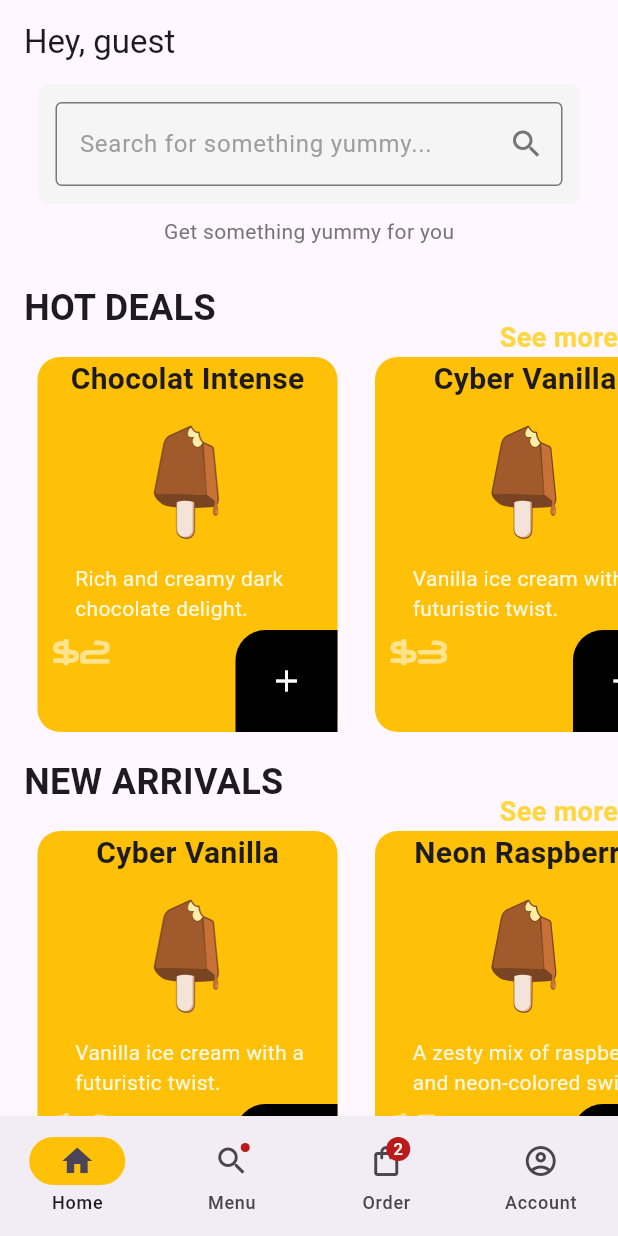
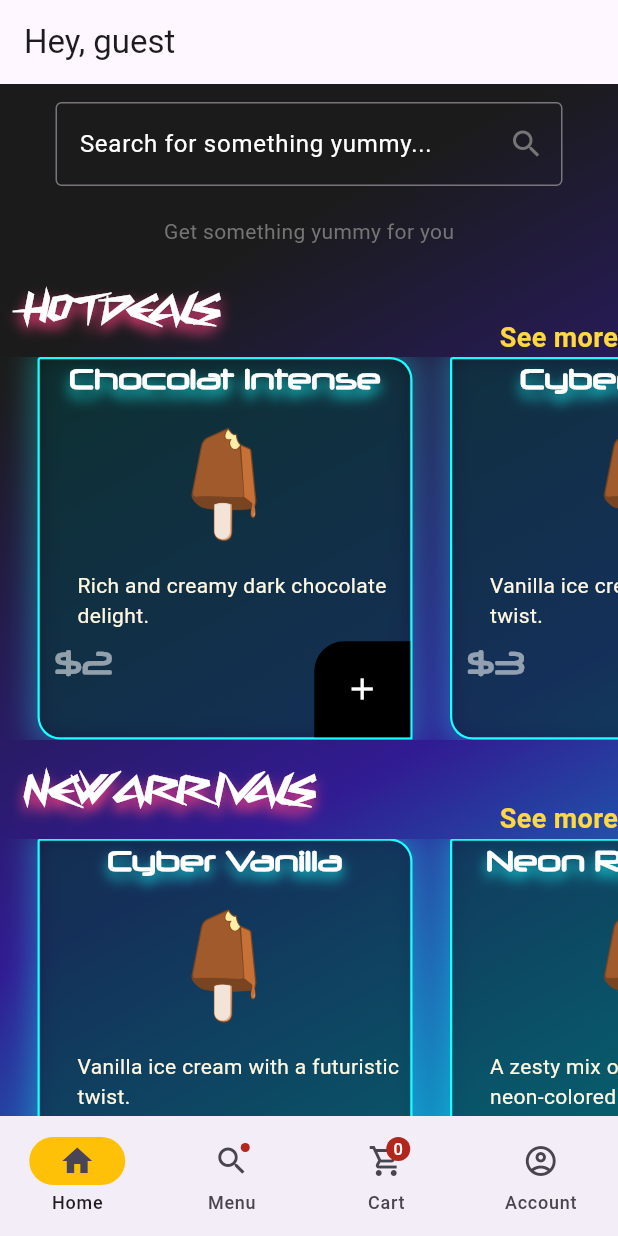
Before and after one commit to AnthonyF99/IceCream2077, a Flutter app: the NavigationExample screen opened directly, on a phone screen of 412 x 824 dp. Run offline on Flutter 3.47's test engine with Material 3 defaults, Android fonts, the phone set to English and light mode, and no system bars; network calls fail.

```diff
--- a/lib/components/icecream_tile.dart
+++ b/lib/components/icecream_tile.dart
@@ -3,16 +3,31 @@ import 'package:icecream/model/ice_cream.dart';
 
 class IceCreamTile extends StatelessWidget {
   IceCream icecream;
-  IceCreamTile({super.key, required this.icecream});
+  void Function()? onTap;
+  IceCreamTile({super.key, required this.icecream, required this.onTap});
 
   @override
   Widget build(BuildContext context) {
     return Container(
         margin: EdgeInsets.only(left: 25),
-        width: 200,
+        width: 250,
         decoration: BoxDecoration(
-          borderRadius: BorderRadius.circular(15),
-          color: Colors.amber,
+          borderRadius: BorderRadius.only(
+              topRight: Radius.circular(15),
+              bottomLeft: Radius.circular(15),
+              topLeft: Radius.circular(2)),
+          color: Colors.black.withOpacity(0.5), // Fond semi-transparent
+          border: Border.all(
+            color: Colors.cyanAccent, // Bordure lumineuse
+            width: 1.5,
+          ),
+          boxShadow: [
+            BoxShadow(
+              color: Colors.cyanAccent.withOpacity(0.3),
+              blurRadius: 15,
+              spreadRadius: 5,
+            ),
+          ],
         ),
         child: Column(
           mainAxisAlignment: MainAxisAlignment.spaceBetween,
@@ -20,7 +35,18 @@ class IceCreamTile extends StatelessWidget {
             //Ice Cream Name
             Text(
               icecream.name,
-              style: TextStyle(fontWeight: FontWeight.bold, fontSize: 20),
+              style: TextStyle(
+                  fontWeight: FontWeight.bold,
+                  fontSize: 18,
+                  fontFamily: 'NeuroPol',
+                  color: Colors.white,
+                  shadows: [
+                    Shadow(
+                      offset: Offset(0, 5), // Déplacement de l'ombre
+                      blurRadius: 10,
+                      color: Colors.cyanAccent.withOpacity(0.8),
+                    )
+                  ]),
             ),
 
             //IceCream picture
@@ -57,18 +83,19 @@ class IceCreamTile extends StatelessWidget {
                     ],
                   ),
                   //Add to cart button
-                  Container(
-                      padding: EdgeInsets.all(10),
-                      decoration: BoxDecoration(
-                          color: Colors.black,
-                          borderRadius:
-                              BorderRadius.only(topLeft: Radius.circular(20))),
-                      child: IconButton(
-                          onPressed: () {},
-                          icon: Icon(
-                            Icons.add,
-                            color: Colors.white,
-                          )))
+                  GestureDetector(
+                    onTap: onTap,
+                    child: Container(
+                        padding: EdgeInsets.all(20),
+                        decoration: BoxDecoration(
+                            color: Colors.black,
+                            borderRadius: BorderRadius.only(
+                                topLeft: Radius.circular(20))),
+                        child: const Icon(
+                          Icons.add,
+                          color: Colors.white,
+                        )),
+                  )
                 ],
               ),
             )
--- a/lib/main.dart
+++ b/lib/main.dart
@@ -25,8 +25,7 @@ class MyApp extends StatelessWidget {
   Widget build(BuildContext context) {
     return MaterialApp(
       debugShowCheckedModeBanner: false,
-      theme: ThemeData(
-        colorScheme: ColorScheme.fromSeed(seedColor: Colors.deepPurple),
+      theme: ThemeData.light(
         useMaterial3: true,
       ),
       home: const LandingPage(),
--- a/lib/widgets/home.dart
+++ b/lib/widgets/home.dart
@@ -22,6 +22,20 @@ class HomeWidget extends StatefulWidget {
 }
 
 class _HomeWidgetState extends State<HomeWidget> {
+  // Add Ice Cream to cart
+  void addIceCreamToCart(IceCream icecream) {
+    Provider.of<Cart>(context, listen: false).addItemToCart(icecream);
+
+    //Alert the user, iceCream successfully added
+
+    showDialog(
+        context: context,
+        builder: (context) => AlertDialog(
+              title: Text("Succesfully added!"),
+              content: Text('Check your cart'),
+            ));
+  }
+
   @override
   Widget build(BuildContext context) {
     bool isConnected = Provider.of<AuthProvider>(context).isConnected;
@@ -40,6 +54,23 @@ class _HomeWidgetState extends State<HomeWidget> {
               : Text("Hey, guest"),
         ),
         body: SingleChildScrollView(
+          child: Container(
+            decoration: const BoxDecoration(
+              gradient: LinearGradient(
+                begin: Alignment.topLeft,
+                end: Alignment.bottomRight,
+                colors: [
+                  Color(0xFF1B1B1B),
+                  Color(0xFF311B92),
+                  Color(0xFF00BCD4),
+                ],
+                stops: [
+                  0.2,
+                  0.6,
+                  1.0
+                ], // Contrôle de la transition des couleurs
+              ),
+            ),
             child: Column(
               children: [
                 // SEARCH
@@ -48,16 +79,15 @@ class _HomeWidgetState extends State<HomeWidget> {
                     Container(
                       padding: EdgeInsets.all(12),
                       margin: EdgeInsets.symmetric(horizontal: 25),
-                    decoration: BoxDecoration(
-                        color: Colors.grey[100],
-                        borderRadius: BorderRadius.circular(8)),
+                      decoration:
+                          BoxDecoration(borderRadius: BorderRadius.circular(8)),
                       child: TextField(
                         decoration: InputDecoration(
                             suffixIcon: Icon(Icons.search),
                             suffixIconColor: Colors.grey[600],
                             border: OutlineInputBorder(),
                             hintText: 'Search for something yummy...',
-                          hintStyle: TextStyle(color: Colors.grey)),
+                            hintStyle: TextStyle(color: Colors.white)),
                       ),
                     )
                   ],
@@ -85,7 +115,15 @@ class _HomeWidgetState extends State<HomeWidget> {
                             style: TextStyle(
                                 fontSize: 24,
                                 fontWeight: FontWeight.bold,
-                          ),
+                                fontFamily: 'CyberwayRiders',
+                                color: Colors.white,
+                                shadows: [
+                                  Shadow(
+                                    offset: Offset(0, 5),
+                                    blurRadius: 10,
+                                    color: Colors.pinkAccent,
+                                  )
+                                ]),
                           ),
                         ),
                         const Text(
@@ -100,12 +138,13 @@ class _HomeWidgetState extends State<HomeWidget> {
 
                     //HOT DEAL IceCream for sale
                     SizedBox(
-                    height: 250,
+                      height: 255,
                       child: ListView.builder(
                         itemCount: value
                             .getIceCreamList()
                             .where((icecream) =>
                                 icecream.categories.contains("Hot Deals"))
+                            .take(4)
                             .length, // Nombre d'éléments avec la catégorie "Hot Deals"
                         scrollDirection: Axis.horizontal,
                         itemBuilder: (context, index) {
@@ -119,7 +158,9 @@ class _HomeWidgetState extends State<HomeWidget> {
                           IceCream icecream =
                               filteredList[index]; // Obtenir l'élément filtré
                           return IceCreamTile(
-                            icecream: icecream); // Afficher l'élément
+                            icecream: icecream,
+                            onTap: () => addIceCreamToCart(icecream),
+                          ); // Afficher l'élément
                         },
                       ),
                     ),
@@ -139,7 +180,15 @@ class _HomeWidgetState extends State<HomeWidget> {
                             style: TextStyle(
                                 fontSize: 24,
                                 fontWeight: FontWeight.bold,
-                          ),
+                                fontFamily: 'CyberwayRiders',
+                                color: Colors.white,
+                                shadows: [
+                                  Shadow(
+                                    offset: Offset(0, 5),
+                                    blurRadius: 10,
+                                    color: Colors.pinkAccent,
+                                  )
+                                ]),
                           ),
                         ),
                         const Text(
@@ -147,23 +196,25 @@ class _HomeWidgetState extends State<HomeWidget> {
                           style: TextStyle(
                             fontSize: 18,
                             fontWeight: FontWeight.bold,
-                            color: Colors.amberAccent),
+                            color: Colors.amberAccent,
+                          ),
                         ),
                       ],
                     ),
 
-                  //HOT DEAL ITEMS
+                    //NEW Ice Cream
                     SizedBox(
-                    height: 250,
+                      height: 255,
                       child: ListView.builder(
                         itemCount: value
                             .getIceCreamList()
-                          .where(
-                              (icecream) => icecream.categories.contains("New"))
-                          .length, // Number of items with the category "New"
+                            .where((icecream) =>
+                                icecream.categories.contains("New"))
+                            .take(4)
+                            .length, // Number of Ice Cream with the category "New"
                         scrollDirection: Axis.horizontal,
                         itemBuilder: (context, index) {
-                        // Filer the items with the category "New"
+                          // Filer the Ice Cream with the category "New"
                           List<IceCream> filteredList = value
                               .getIceCreamList()
                               .where((icecream) =>
@@ -172,7 +223,10 @@ class _HomeWidgetState extends State<HomeWidget> {
 
                           IceCream icecream =
                               filteredList[index]; // Get the filtered item
-                        return IceCreamTile(icecream: icecream);
+                          return IceCreamTile(
+                            icecream: icecream,
+                            onTap: () => addIceCreamToCart(icecream),
+                          );
                         },
                       ),
                     ),
@@ -183,6 +237,7 @@ class _HomeWidgetState extends State<HomeWidget> {
             ),
           ),
         ),
+      ),
     );
   }
 }
--- a/lib/widgets/navigation_bar.dart
+++ b/lib/widgets/navigation_bar.dart
@@ -1,4 +1,5 @@
 import 'package:flutter/material.dart';
+import 'package:icecream/screens/cartscreen.dart';
 import 'package:icecream/widgets/product_card.dart';
 import 'package:icecream/widgets/account_settings.dart';
 import 'package:icecream/widgets/home.dart';
@@ -45,25 +46,27 @@ class _NavigationExampleState extends State<NavigationExample> {
         },
         indicatorColor: Colors.amber,
         selectedIndex: currentPageIndex,
-        destinations: const <Widget>[
-          NavigationDestination(
+        destinations: <Widget>[
+          const NavigationDestination(
             selectedIcon: Icon(Icons.home),
             icon: Icon(Icons.home_outlined),
             label: 'Home',
           ),
-          NavigationDestination(
+          const NavigationDestination(
             icon: Badge(child: Icon(Icons.search)),
             label: 'Menu',
           ),
           NavigationDestination(
-            selectedIcon: Icon(Icons.shopping_bag),
-            icon: Badge(
-              label: Text('2'),
-              child: Icon(Icons.shopping_bag_outlined),
+            selectedIcon: const Icon(Icons.shopping_cart),
+            icon: Consumer<Cart>(
+              builder: (context, cart, child) => Badge(
+                label: Text(cart.getUserCart().length.toString()),
+                child: Icon(Icons.shopping_cart_outlined),
+              ),
             ),
-            label: 'Order',
+            label: 'Cart',
           ),
-          NavigationDestination(
+          const NavigationDestination(
             selectedIcon: Icon(Icons.account_circle),
             icon: Icon(Icons.account_circle_outlined),
             label: 'Account',
@@ -85,12 +88,16 @@ class _NavigationExampleState extends State<NavigationExample> {
                   style: theme.textTheme.titleLarge,
                 ),
                 IconButton(
-                  icon: const Icon(Icons.shopping_cart_outlined),
+                  icon: Consumer<Cart>(
+                    builder: (context, cart, child) => Badge(
+                      label: Text(cart.getUserCart().length.toString()),
+                      child: Icon(Icons.shopping_cart_outlined),
+                    ),
+                  ),
                   onPressed: () {
                     Navigator.push(
                       context,
-                      MaterialPageRoute(
-                          builder: (context) => const CartRoute()),
+                      MaterialPageRoute(builder: (context) => const CartPage()),
                     );
                   },
                 ),
@@ -101,28 +108,9 @@ class _NavigationExampleState extends State<NavigationExample> {
           ),
         ),
 
-        /// Order page
-        const Padding(
-          padding: EdgeInsets.all(8.0),
-          child: Column(
-            children: <Widget>[
-              Card(
-                child: ListTile(
-                  leading: Icon(Icons.notifications_sharp),
-                  title: Text('Order 1'),
-                  subtitle: Text('This is a notification'),
-                ),
-              ),
-              Card(
-                child: ListTile(
-                  leading: Icon(Icons.notifications_sharp),
-                  title: Text('Order 2'),
-                  subtitle: Text('This is a notification'),
-                ),
-              ),
-            ],
-          ),
-        ),
+        /// Cart page
+        const CartPage(),
+
         const Padding(
           padding: EdgeInsets.all(8.0),
           child: Column(
@@ -144,48 +132,3 @@ class _NavigationExampleState extends State<NavigationExample> {
     );
   }
 }
-
-class CartRoute extends StatelessWidget {
-  const CartRoute({super.key});
-
-  @override
-  Widget build(BuildContext context) {
-    return Scaffold(
-      appBar: AppBar(
-        title: const Text('CART'),
-      ),
-      body: Wrap(
-        children: [
-          Card(
-            child: ListTile(
-              leading: IconButton(
-                icon: const Icon(Icons.cancel_outlined),
-                onPressed: () {},
-              ),
-              title: Text('Product Title 1'),
-              subtitle: Text('Product Description 1'),
-            ),
-          ),
-          Card(
-            child: ListTile(
-              leading: IconButton(
-                icon: const Icon(Icons.cancel_outlined),
-                onPressed: () {},
-              ),
-              title: Text('Ex: Vanilla Bean'),
-              subtitle: Text('Vanilla bean, price: 1.00, chocolate topping'),
-            ),
-          ),
-          Center(
-            child: ElevatedButton(
-              onPressed: () {
-                Navigator.pop(context);
-              },
-              child: const Text('Go back!'),
-            ),
-          ),
-        ],
-      ),
-    );
-  }
-}
--- a/pubspec.yaml
+++ b/pubspec.yaml
@@ -61,6 +61,9 @@ flutter:
     - family: CyberPunk
       fonts:
         - asset: assets/fonts/Cybrpnuk2.ttf
+    - family: CyberwayRiders
+      fonts:
+        - asset: assets/fonts/Cyberway Riders.otf
 
   # To add assets to your application, add an assets section, like this:
   assets:
```
Also changed, not shown: lib/components/cart_item.dart (added, +35 -0 lines), lib/screens/cartscreen.dart (added, +65 -0 lines), lib/screens/seemore_screen.dart (added, +53 -0 lines), lib/widgets/product_card.dart (+50 -25 lines), assets/fonts/Cyberway Riders.otf (added). Lines whose indentation alone changed are shown as unchanged.
